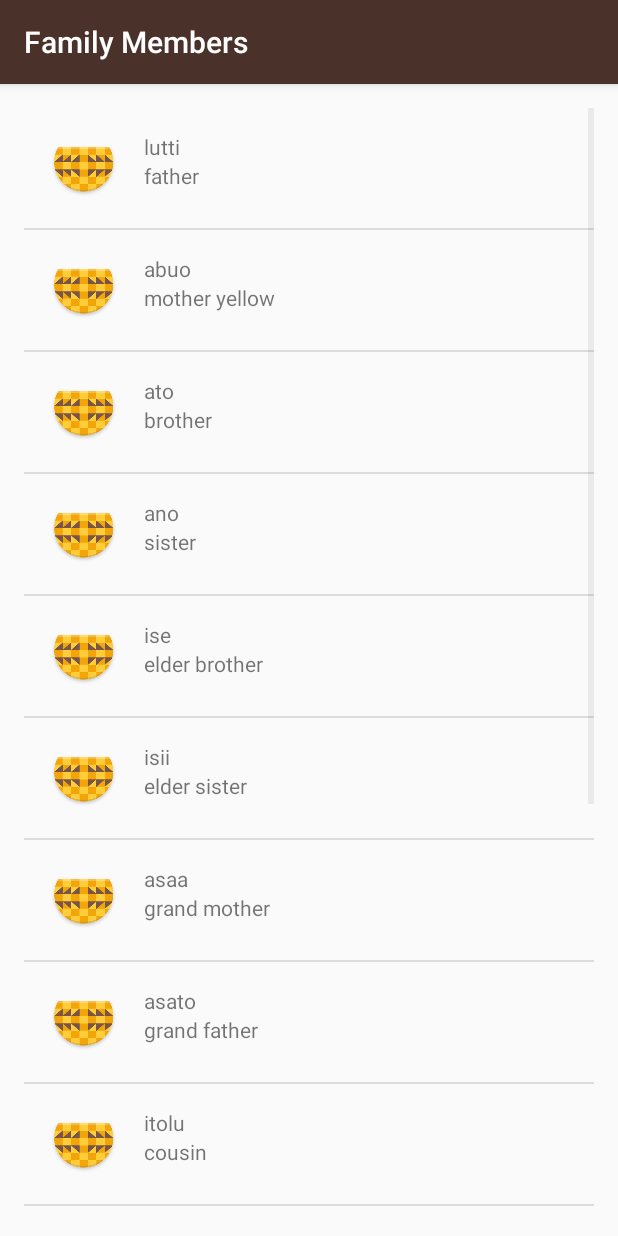
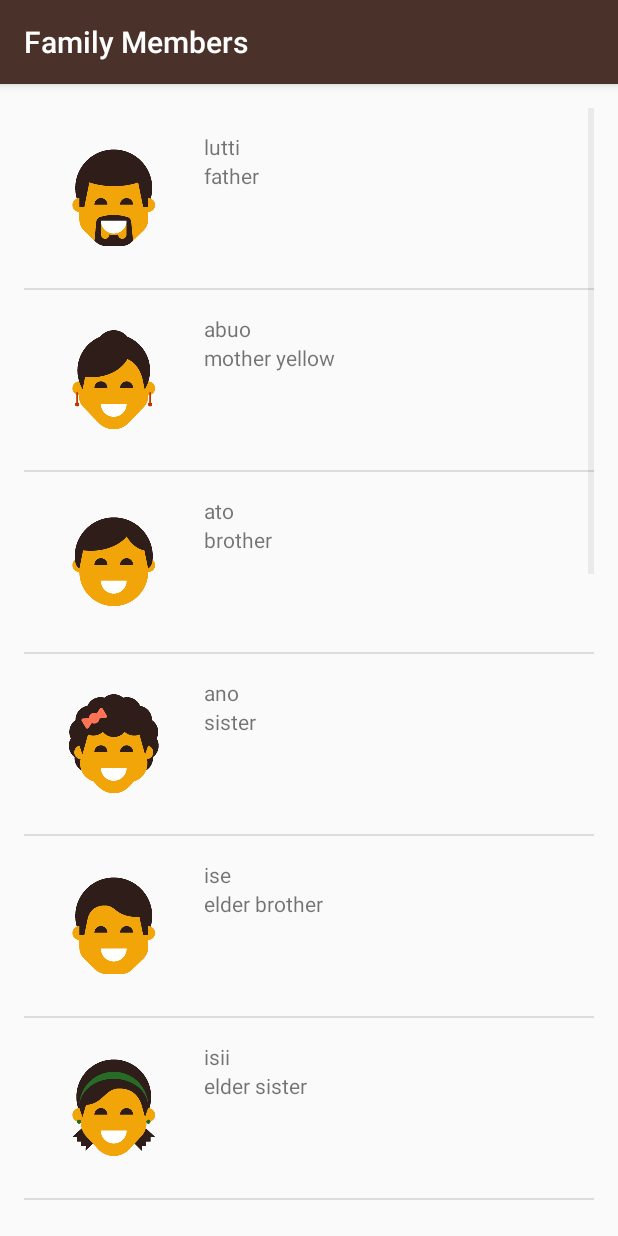
Before and after one commit to ugokingsley/learnigbo, an Android app: the FamilyActivity screen opened directly, with no data from a screen before it, on a phone screen of 412 x 824 dp. Run offline under Robolectric (Android 15) with nearby library versions, the phone set to English and light mode, and no system bars.

Commit message:
display res images on app 10/1/17

```diff
--- a/app/src/main/java/com/example/android/learnIgbo/FamilyActivity.java
+++ b/app/src/main/java/com/example/android/learnIgbo/FamilyActivity.java
@@ -14,21 +14,21 @@ public class FamilyActivity extends AppCompatActivity {
 
             //create an array of words
             ArrayList<Word> words = new ArrayList<Word>();
-            words.add(new Word("father","lutti"));
-            words.add(new Word("mother yellow","abuo"));
-            words.add(new Word("brother","ato"));
-            words.add(new Word("sister","ano"));
-            words.add(new Word("elder brother","ise"));
-            words.add(new Word("elder sister","isii"));
-            words.add(new Word("grand mother","asaa"));
-            words.add(new Word("grand father","asato"));
-            words.add(new Word("cousin","itolu"));
-            words.add(new Word("mother-in-law","iri"));
-            words.add(new Word("father-in-law","iri"));
-            words.add(new Word("brother-in-law","iri"));
-            words.add(new Word("sister-in-law","iri"));
-            words.add(new Word("uncle","iri"));
-            words.add(new Word("aunt","iri"));
+            words.add(new Word("father","lutti",R.drawable.family_father));
+            words.add(new Word("mother yellow","abuo",R.drawable.family_mother));
+            words.add(new Word("brother","ato",R.drawable.family_younger_brother));
+            words.add(new Word("sister","ano",R.drawable.family_younger_sister));
+            words.add(new Word("elder brother","ise",R.drawable.family_older_brother));
+            words.add(new Word("elder sister","isii",R.drawable.family_older_sister));
+            words.add(new Word("grand mother","asaa",R.drawable.family_grandmother));
+            words.add(new Word("grand father","asato",R.drawable.family_grandfather));
+            words.add(new Word("cousin","itolu",R.drawable.family_son));
+            words.add(new Word("mother-in-law","iri",R.drawable.family_grandmother));
+            words.add(new Word("father-in-law","iri",R.drawable.family_grandfather));
+            words.add(new Word("brother-in-law","iri",R.drawable.family_older_brother));
+            words.add(new Word("sister-in-law","iri",R.drawable.family_older_sister));
+            words.add(new Word("uncle","iri",R.drawable.family_father));
+            words.add(new Word("aunt","iri",R.drawable.family_mother));
         /*
         *  use this to display a list view - non scrollable interface
         *
--- a/app/src/main/java/com/example/android/learnIgbo/Word.java
+++ b/app/src/main/java/com/example/android/learnIgbo/Word.java
@@ -17,16 +17,46 @@ public class Word {
     */
     private String mMiwokTranslation;
 
+    /*
+   *   image resource id for the word
+   */
+    private int mImageResourceId;
+
+
+
+    /*
+    * create a new Word object
+    *
+    * @param defaultTranslation a word in english language
+    * @param miwokTranslation a word in igbo language
+    *
+    */
     public Word(String defaultTranslation, String miwokTranslation){
         mDefaultTranslation = defaultTranslation;
         mMiwokTranslation = miwokTranslation;
     }
+
+
+    /*
+    * create a new Word object
+    *
+    * @param defaultTranslation a word in english language
+    * @param miwokTranslation a word in igbo language
+    * @param int imageResourceId is the drawable resource ID for the image asset
+    */
+    public Word(String defaultTranslation, String miwokTranslation, int ImageResourceId){
+        mDefaultTranslation = defaultTranslation;
+        mMiwokTranslation = miwokTranslation;
+        mImageResourceId = ImageResourceId;
+    }
+
 
     /*
     *   get default translation for the word
     */
 
     public String getDefaultTranslation() {
+
         return mDefaultTranslation;
     }
 
@@ -35,6 +65,15 @@ public class Word {
     */
 
     public String getMiwokTranslation() {
+
         return mMiwokTranslation;
     }
+
+    /*
+    *   return the image resource id of a word
+    */
+
+    public int getmImageResourceId() {
+        return mImageResourceId;
+    }
 }
--- a/app/src/main/java/com/example/android/learnIgbo/WordAdapter.java
+++ b/app/src/main/java/com/example/android/learnIgbo/WordAdapter.java
@@ -5,6 +5,7 @@ import android.view.LayoutInflater;
 import android.view.View;
 import android.view.ViewGroup;
 import android.widget.ArrayAdapter;
+import android.widget.ImageView;
 import android.widget.TextView;
 
 import java.util.ArrayList;
@@ -66,13 +67,13 @@ public class WordAdapter extends ArrayAdapter<Word> {
         defaultTextView.setText(currentWord.getDefaultTranslation());
 
 
-        /**
+
         // Find the ImageView in the list_item.xml layout with the ID list_item_icon
-        ImageView iconView = (ImageView) listItemView.findViewById(R.id.list_item_icon);
+        ImageView imageView = (ImageView) listItemView.findViewById(R.id.image);
         // Get the image resource ID from the current AndroidFlavor object and
         // set the image to iconView
-        iconView.setImageResource(currentAndroidFlavor.getImageResourceId());
-        */
+        imageView.setImageResource(currentWord.getmImageResourceId());
+
 
 
         // Return the whole list item layout (containing 2 TextViews and an ImageView)
```
Also changed, not shown: app/src/main/java/com/example/android/learnIgbo/ColorActivity.java (+10 -10 lines), app/src/main/java/com/example/android/learnIgbo/NumbersActivity.java (+10 -10 lines).
